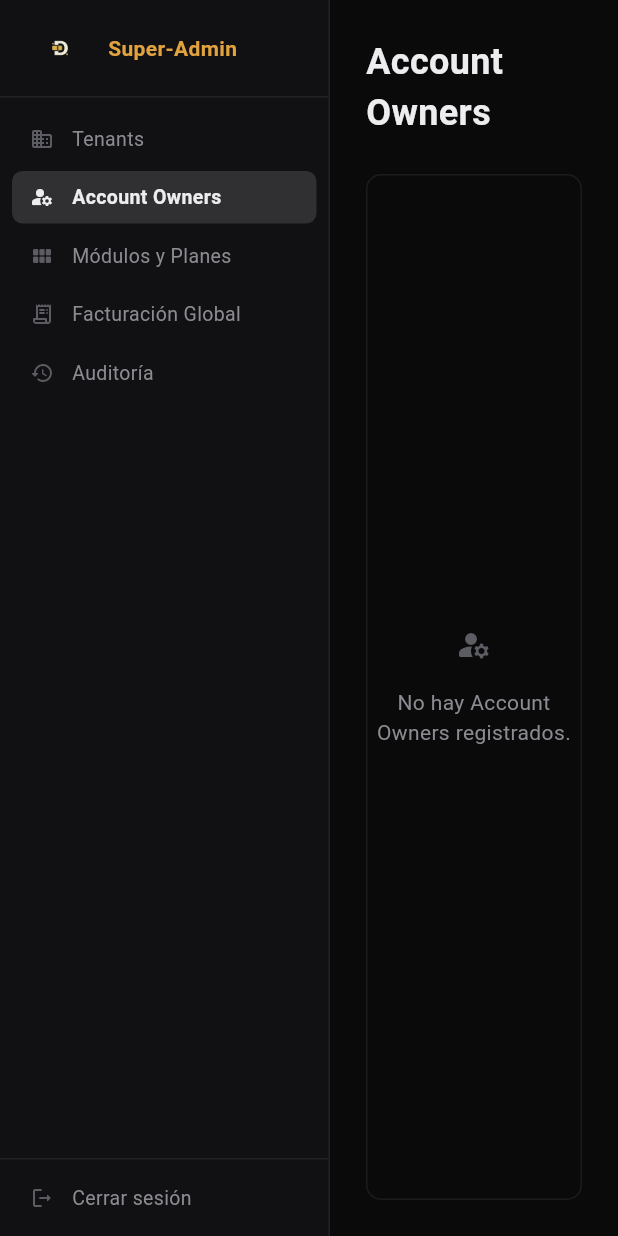
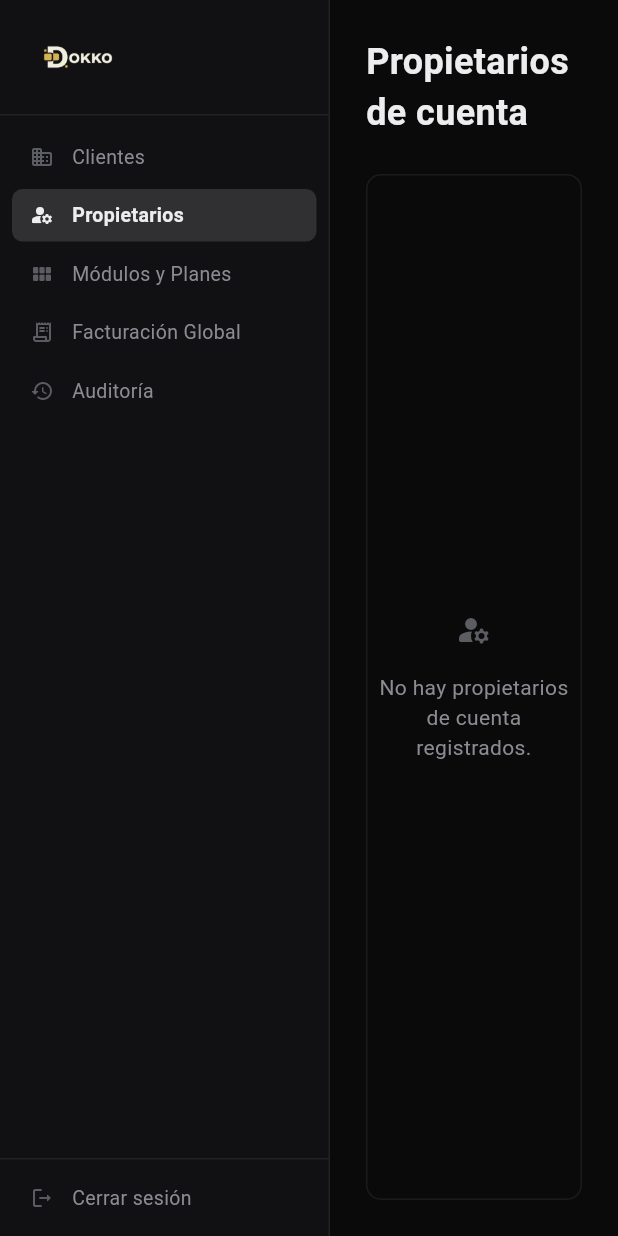
Before and after one commit to UXCodeSolutions/dokko, a Flutter app: the AccountOwnersListScreen screen opened by its route, on a phone screen of 412 x 824 dp. Run offline on Flutter 3.47's test engine with Material 3 defaults, Android fonts, the phone set to English and light mode, and no system bars; our stand-ins replace file_picker, fl_chart, flutter_dotenv, flutter_riverpod, go_router, pdf and 2 more; accounts and stored records are empty; network calls fail.

Commit message:
fix: CORS preflight, enlarge Dokko branding logos, and translate English UI labels to Spanish

```diff
--- a/dokko/lib/core/auth/presentation/login_screen.dart
+++ b/dokko/lib/core/auth/presentation/login_screen.dart
@@ -49,7 +49,8 @@ class _LoginScreenState extends ConsumerState<LoginScreen> {
               children: [
                 Image.asset(
                   'assets/images/dokkologos/dokkoLogoClaro.png',
-                  height: 48,
+                  height: 72,
+                  fit: BoxFit.contain,
                 ),
                 const SizedBox(height: DokkoTokens.space24),
                 const Text(
--- a/dokko/lib/super_admin/presentation/account_owners_list_screen.dart
+++ b/dokko/lib/super_admin/presentation/account_owners_list_screen.dart
@@ -48,7 +48,7 @@ class _AccountOwnersListScreenState
         crossAxisAlignment: CrossAxisAlignment.stretch,
         children: [
           const Text(
-            'Account Owners',
+            'Propietarios de cuenta',
             style: TextStyle(
               fontSize: 24,
               fontWeight: FontWeight.w600,
@@ -64,7 +64,7 @@ class _AccountOwnersListScreenState
                   : _owners.isEmpty
                       ? const DokkoEmptyState(
                           icon: Icons.manage_accounts_rounded,
-                          message: 'No hay Account Owners registrados.',
+                          message: 'No hay propietarios de cuenta registrados.',
                         )
                       : DokkoTable<Map<String, dynamic>>(
                           columns: const [
--- a/dokko/lib/super_admin/presentation/create_tenant_screen.dart
+++ b/dokko/lib/super_admin/presentation/create_tenant_screen.dart
@@ -419,7 +419,7 @@ class _CreateTenantScreenState extends ConsumerState<CreateTenantScreen> {
                     ),
                     const SizedBox(width: DokkoTokens.space16),
                     DokkoButton(
-                      label: 'Crear Tenant',
+                      label: 'Crear Cliente',
                       isLoading: _isLoading,
                       onPressed: _handleCreate,
                     ),
--- a/dokko/lib/super_admin/presentation/tenant_detail_screen.dart
+++ b/dokko/lib/super_admin/presentation/tenant_detail_screen.dart
@@ -202,11 +202,11 @@ class _TenantDetailScreenState extends ConsumerState<TenantDetailScreen> {
                       _InfoRow(label: 'Nombre', value: _tenant!['name']),
                       _InfoRow(label: 'Módulo', value: _tenant!['module_slug']),
                       _InfoRow(
-                        label: 'Account Owner',
+                        label: 'Propietario',
                         value: _tenant!['account_owners']?['email'] ?? 'Sin asignar',
                       ),
                       _InfoRow(
-                        label: 'Email Owner',
+                        label: 'Email propietario',
                         value: _tenant!['account_owners']?['email'] ?? '—',
                       ),
                     ],
--- a/dokko/lib/super_admin/presentation/tenants_list_screen.dart
+++ b/dokko/lib/super_admin/presentation/tenants_list_screen.dart
@@ -65,7 +65,7 @@ class _TenantsListScreenState extends ConsumerState<TenantsListScreen> {
             mainAxisAlignment: MainAxisAlignment.spaceBetween,
             children: [
               const Text(
-                'Tenants',
+                'Clientes',
                 style: TextStyle(
                   fontSize: 24,
                   fontWeight: FontWeight.w600,
@@ -73,7 +73,7 @@ class _TenantsListScreenState extends ConsumerState<TenantsListScreen> {
                 ),
               ),
               DokkoButton(
-                label: 'Nuevo Tenant',
+                label: 'Nuevo Cliente',
                 onPressed: () => context.go('/super-admin/tenants/new'),
               ),
             ],
@@ -110,7 +110,7 @@ class _TenantsListScreenState extends ConsumerState<TenantsListScreen> {
                     : _tenants.isEmpty
                         ? const DokkoEmptyState(
                             icon: Icons.business_rounded,
-                            message: 'No hay tenants registrados.',
+                            message: 'No hay clientes registrados.',
                           )
                         : GridView.builder(
                         padding: const EdgeInsets.only(bottom: DokkoTokens.space16),
--- a/dokko/lib/super_admin/shell/super_admin_shell.dart
+++ b/dokko/lib/super_admin/shell/super_admin_shell.dart
@@ -40,7 +40,7 @@ class _SuperAdminSidebar extends ConsumerWidget {
       child: Column(
         crossAxisAlignment: CrossAxisAlignment.stretch,
         children: [
-          // Header
+          // Header — logotipo completo de Dokko
           Container(
             padding: const EdgeInsets.symmetric(
               horizontal: DokkoTokens.space16,
@@ -49,26 +49,14 @@ class _SuperAdminSidebar extends ConsumerWidget {
             decoration: const BoxDecoration(
               border: Border(bottom: BorderSide(color: DokkoTokens.line)),
             ),
-            child: Column(
-              crossAxisAlignment: CrossAxisAlignment.start,
-              children: [
-                Row(
-                  children: [
-                    Image.asset('assets/images/dokkologos/DokkoIsoClaro.png', height: 24),
-                    const SizedBox(width: 8),
-                    const Text(
-                      'Super-Admin',
-                      style: TextStyle(
-                        color: DokkoTokens.amber,
-                        fontSize: 14,
-                        fontWeight: FontWeight.w700,
-                      ),
-                    ),
-                  ],
-                ),
-              ],
+            child: Image.asset(
+              'assets/images/dokkologos/dokkoLogoClaro.png',
+              height: 36,
+              fit: BoxFit.contain,
+              alignment: Alignment.centerLeft,
             ),
           ),
+
           // Nav Items
           Expanded(
             child: ListView(
@@ -76,13 +64,13 @@ class _SuperAdminSidebar extends ConsumerWidget {
               children: [
                 _NavItem(
                   icon: Icons.business_rounded,
-                  label: 'Tenants',
+                  label: 'Clientes',
                   path: '/super-admin/tenants',
                   isActive: currentLocation.startsWith('/super-admin/tenants'),
                 ),
                 _NavItem(
                   icon: Icons.manage_accounts_rounded,
-                  label: 'Account Owners',
+                  label: 'Propietarios',
                   path: '/super-admin/owners',
                   isActive: currentLocation.startsWith('/super-admin/owners'),
                 ),
```
Also changed, not shown: dokko/lib/super_admin/presentation/super_admin_login_screen.dart (+7 -0 lines), 3 other files.
